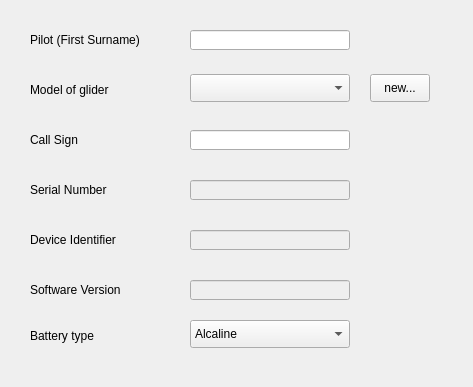
This is src/configuration/flytec/DeviceFrame.ui in Iv/FlyHigh as Qt 5 draws it before an edit. The edited form follows.
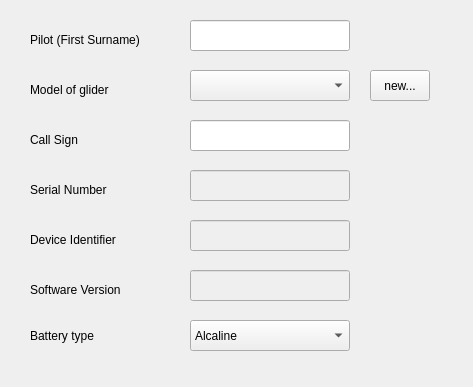
This is the edited form.

What changed in the file:
```diff
--- a/src/configuration/flytec/DeviceFrame.ui
+++ b/src/configuration/flytec/DeviceFrame.ui
@@ -20,9 +20,9 @@
       <property name="geometry">
         <rect>
           <x>190</x>
-          <y>74</y>
+     <y>70</y>
           <width>160</width>
-          <height>28</height>
+     <height>31</height>
         </rect>
       </property>
     </widget>
@@ -30,9 +30,9 @@
       <property name="geometry">
         <rect>
           <x>190</x>
-          <y>30</y>
+     <y>20</y>
           <width>160</width>
-          <height>20</height>
+     <height>31</height>
         </rect>
       </property>
       <property name="text">
@@ -49,9 +49,9 @@
       <property name="geometry">
         <rect>
           <x>190</x>
-          <y>180</y>
+     <y>170</y>
           <width>160</width>
-          <height>20</height>
+     <height>31</height>
         </rect>
       </property>
       <property name="text">
@@ -62,9 +62,9 @@
       <property name="geometry">
         <rect>
           <x>370</x>
-          <y>74</y>
+     <y>70</y>
           <width>60</width>
-          <height>28</height>
+     <height>31</height>
         </rect>
       </property>
       <property name="text">
@@ -78,9 +78,9 @@
       <property name="geometry">
         <rect>
           <x>190</x>
-          <y>280</y>
+     <y>270</y>
           <width>160</width>
-          <height>20</height>
+     <height>31</height>
         </rect>
       </property>
       <property name="text">
@@ -94,9 +94,9 @@
       <property name="geometry">
         <rect>
           <x>190</x>
-          <y>230</y>
+     <y>220</y>
           <width>160</width>
-          <height>20</height>
+     <height>31</height>
         </rect>
       </property>
       <property name="text">
@@ -107,9 +107,9 @@
       <property name="geometry">
         <rect>
           <x>190</x>
-          <y>130</y>
+     <y>120</y>
           <width>160</width>
-          <height>20</height>
+     <height>31</height>
         </rect>
       </property>
       <property name="text">
@@ -125,7 +125,7 @@
           <x>190</x>
           <y>320</y>
           <width>160</width>
-          <height>28</height>
+     <height>31</height>
         </rect>
       </property>
       <property name="maxCount">
```
Left out of the diff: 16 changed lines with no effect on the pictures. Lines whose indentation alone changed are shown as unchanged.
